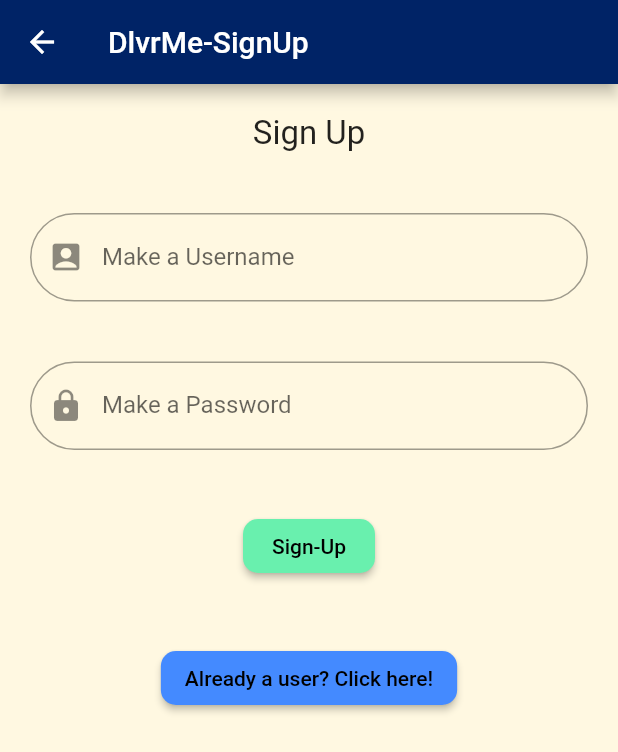
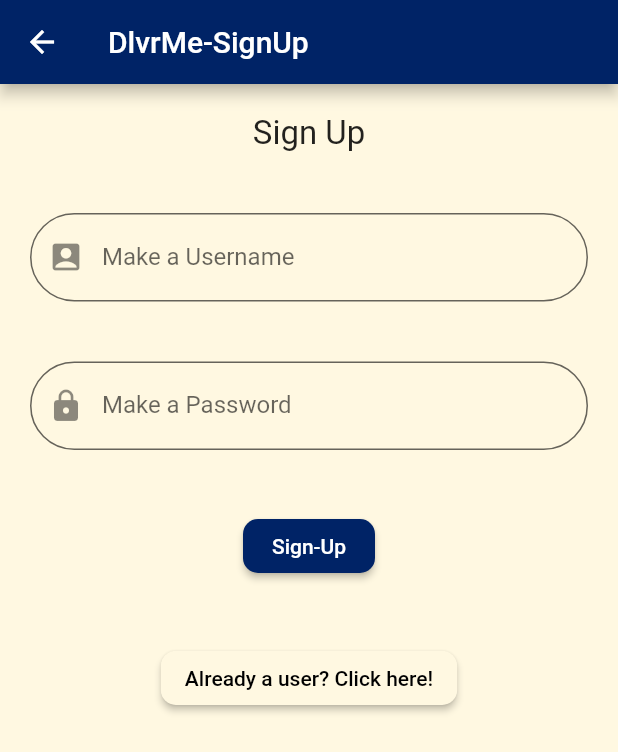
Before and after one commit to yassataiseer/DlvrMe-Mobile, a Flutter app: the screen it shows after launch, after a tap on "New User Sign Up Here!", on a phone screen of 412 x 824 dp. Shown: the top 752 px of the screen. Run offline on Flutter 3.47's test engine with Material 2 defaults, Android fonts, the phone set to English and light mode, and no system bars; our stand-ins replace google_maps_flutter, location; missing offline and left inert: dart:ffi; network calls fail.

Commit message:
made ui look better

```diff
--- a/lib/main.dart
+++ b/lib/main.dart
@@ -39,7 +39,6 @@ class LoginPage extends StatelessWidget{
 
     child: Column(
       children: [
-
         Center(child:Container(
             padding: EdgeInsets.fromLTRB(20, 20, 20, 20),
             child: Text('Login',
@@ -47,8 +46,12 @@ class LoginPage extends StatelessWidget{
         Center(child:Container(
             padding: EdgeInsets.fromLTRB(20, 20, 20, 20),
             child:TextField(
+
               controller: etUsername,
+
               decoration: InputDecoration(
+                  filled: true,
+                  fillColor:Colors.amber[50],
                   border: OutlineInputBorder(
                     // width: 0.0 produces a thin "hairline" border
                       borderRadius: BorderRadius.all(Radius.circular(90.0)),
@@ -57,11 +60,7 @@ class LoginPage extends StatelessWidget{
                   ),
                   prefixIcon: Icon(Icons.account_box),
                   labelText: 'Username'
-
               ),
-
-
-
             ))),
 
         Center(child:Container(
@@ -71,6 +70,8 @@ class LoginPage extends StatelessWidget{
               obscureText: true,
               controller: etPassword,
               decoration: InputDecoration(
+                  filled: true,
+                  fillColor: Colors.amber[50],
                   border: OutlineInputBorder(
                 // width: 0.0 produces a thin "hairline" border
                   borderRadius: BorderRadius.all(Radius.circular(90.0)),
@@ -109,9 +110,9 @@ class LoginPage extends StatelessWidget{
                 }
               },
              child: Text('Login',
-            style: TextStyle(color: Colors.black, fontSize: 14),
+            style: TextStyle(color: Colors.white, fontSize: 14),
             ),
-                color:Colors.greenAccent,
+                color:Color(0xff002366),
               shape: RoundedRectangleBorder(
                   borderRadius: BorderRadius.circular(10)),
         ))),
@@ -125,7 +126,7 @@ class LoginPage extends StatelessWidget{
               child: Text('New User Sign Up Here!',
                 style: TextStyle(color: Colors.black, fontSize: 14),
               ),
-              color:Colors.blueAccent,
+              color:Colors.amber[50],
               shape: RoundedRectangleBorder(
                   borderRadius: BorderRadius.circular(10)),
             ))),
@@ -166,6 +167,8 @@ class SignUpPage extends StatelessWidget{
                 child:TextField(
                   controller: etUsername,
                   decoration: InputDecoration(
+                      filled: true,
+                      fillColor: Colors.amber[50],
                       border: OutlineInputBorder(
                         // width: 0.0 produces a thin "hairline" border
                           borderRadius: BorderRadius.all(Radius.circular(90.0)),
@@ -182,6 +185,8 @@ class SignUpPage extends StatelessWidget{
                   controller: etPassword,
                   obscureText: true,
                   decoration: InputDecoration(
+                      filled: true,
+                      fillColor: Colors.amber[50],
                       border: OutlineInputBorder(
                         // width: 0.0 produces a thin "hairline" border
                           borderRadius: BorderRadius.all(Radius.circular(90.0)),
@@ -213,9 +218,9 @@ class SignUpPage extends StatelessWidget{
                         MaterialPageRoute(builder: (context) => ErrorPage()));
                   }},
                   child: Text('Sign-Up',
-                    style: TextStyle(color: Colors.black, fontSize: 14),
+                    style: TextStyle(color: Colors.white, fontSize: 14),
                   ),
-                  color:Colors.greenAccent,
+                  color:Color(0xff002366),
                   shape: RoundedRectangleBorder(
                       borderRadius: BorderRadius.circular(10)),
                 ))),
@@ -230,7 +235,7 @@ class SignUpPage extends StatelessWidget{
                     style: TextStyle(color: Colors.black, fontSize: 14),
 
                   ),
-                  color:Colors.blueAccent,
+                  color:Colors.amber[50],
                   shape: RoundedRectangleBorder(
                       borderRadius: BorderRadius.circular(10)),
                 ))),
```
Also changed, not shown: lib/home_widget.dart (+17 -3 lines), lib/map_widget.dart (+20 -54 lines).
